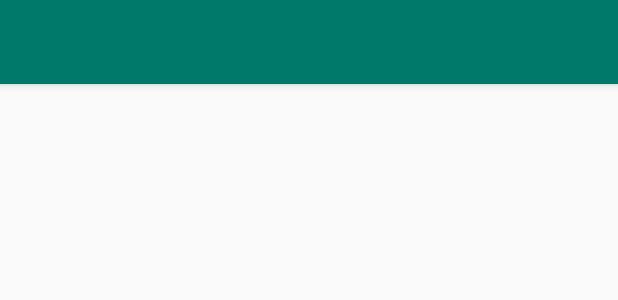
After one commit to KruishoopJ/Anywhere, an Android app: the layout activity_qr_code_scanner.xml on its own in the app's theme, with its tools: preview values and no code run, on a phone screen of 412 x 824 dp. The commit adds this screen. Shown: the top 300 px of the screen. Run offline under Robolectric (Android 15) with nearby library versions, the phone set to English and light mode, and no system bars.

Commit message:
Created QRCodeScannerActivity Updated manifest Blueprint for the QRCodeScanner

```diff
--- a/app/src/main/AndroidManifest.xml
+++ b/app/src/main/AndroidManifest.xml
@@ -17,6 +17,10 @@
             android:label="@string/title_activity_add_nodes"
             android:theme="@style/AppTheme.NoActionBar" />
         <activity
+            android:name=".QRCodeScannerActivity"
+            android:label="@string/title_activity_qr_code_scanner"
+            android:theme="@style/AppTheme.NoActionBar" />
+        <activity
             android:name=".MainActivity"
             android:label="@string/app_name">
             <intent-filter>
--- /dev/null
+++ b/app/src/main/res/layout/activity_qr_code_scanner.xml
@@ -0,0 +1,19 @@
+<?xml version="1.0" encoding="utf-8"?>
+<LinearLayout xmlns:android="http://schemas.android.com/apk/res/android"
+    android:orientation="vertical" android:layout_width="match_parent"
+    android:layout_height="match_parent">
+
+    <com.google.android.material.appbar.AppBarLayout
+        android:layout_width="match_parent"
+        android:layout_height="wrap_content"
+        android:theme="@style/AppTheme.AppBarOverlay">
+
+        <androidx.appcompat.widget.Toolbar
+            android:id="@+id/toolbar"
+            android:layout_width="match_parent"
+            android:layout_height="?attr/actionBarSize"
+            android:background="?attr/colorPrimary"
+            />
+
+    </com.google.android.material.appbar.AppBarLayout>
+</LinearLayout>
--- a/app/src/main/res/values/strings.xml
+++ b/app/src/main/res/values/strings.xml
@@ -4,6 +4,7 @@
     <string name="title_dashboard">Dashboard</string>
     <string name="title_notifications">Settings</string>
     <string name="title_activity_add_nodes">AddNodesActivity</string>
+    <string name="title_activity_qr_code_scanner">QRCodeScannerActivity</string>
 
     <!-- TODO: Remove or change this placeholder text -->
     <string name="hello_blank_fragment">Hello blank fragment</string>
```
Also changed, not shown: app/src/main/java/nl/johnbaaij/anywhere/QRCodeScannerActivity.java (added, +21 -0 lines), app/src/main/java/nl/johnbaaij/anywhere/main/dashboard/DashboardFragment.java (+34 -5 lines), app/src/main/res/layout/fragment_dashboard.xml (+10 -0 lines).
